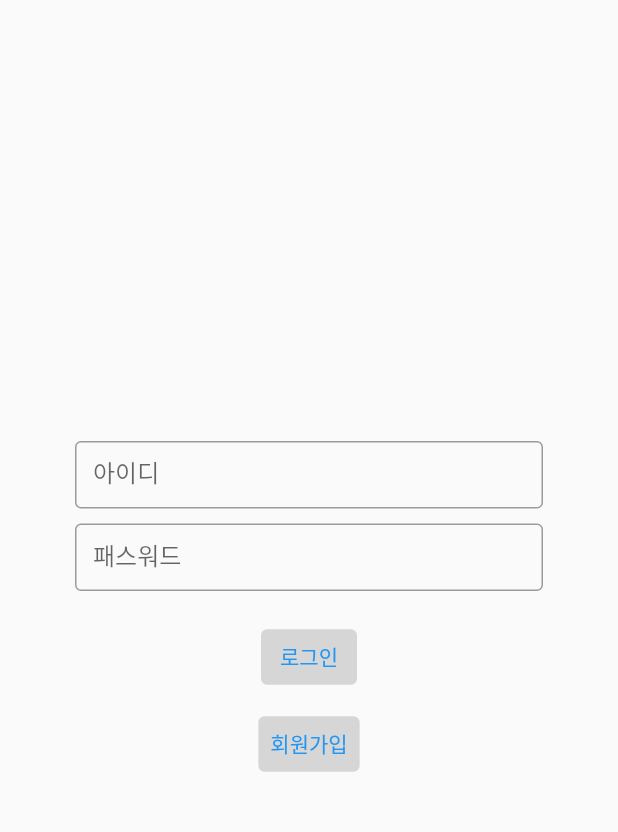
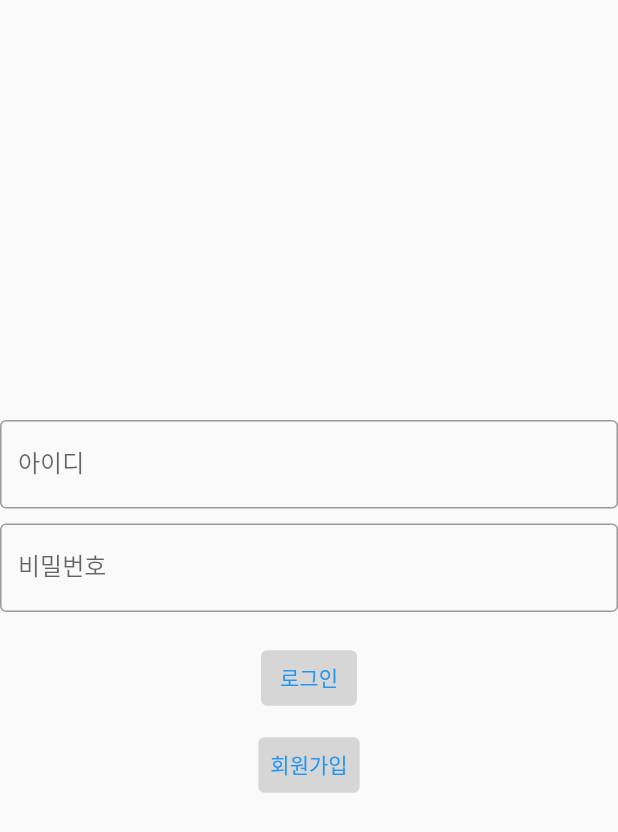
Before and after one commit to Wise-eun/Narda, a Flutter app: the screen it shows after launch, on a phone screen of 412 x 824 dp. Shown: the top 832 px of the screen. Run offline on Flutter 3.47's test engine with Material 2 defaults, Android fonts, the phone set to English and light mode, and no system bars; our stand-ins replace cloud_firestore, firebase_auth, firebase_core; missing offline and left inert: dart:js_interop, kakao_flutter_sdk_user; accounts and stored records are empty.

Commit message:
[Feat] 로그인 구현

```diff
--- a/lib/main.dart
+++ b/lib/main.dart
@@ -1,9 +1,12 @@
+import 'dart:js_interop';
+
 import 'package:flutter/material.dart';
 import 'package:speelow/main_screen.dart';
 import 'package:speelow/signup_screen.dart';
 import 'package:kakao_flutter_sdk_user/kakao_flutter_sdk_user.dart';
 import 'package:firebase_core/firebase_core.dart';
 import 'firebase_options.dart';
+import 'package:cloud_firestore/cloud_firestore.dart';
 
 
 void main() async {
@@ -12,9 +15,10 @@ void main() async {
   await Firebase.initializeApp(
     options: DefaultFirebaseOptions.currentPlatform,
   ); //얘때문에 main에 async 넣음
+
+
   runApp(const MyApp());
 }
-
 
 class MyApp extends StatelessWidget {
   const MyApp({super.key});
@@ -39,40 +43,66 @@ class Loginscreen extends StatefulWidget {
   _LoginscreenState createState() => _LoginscreenState();
 }
 
+
+
 class _LoginscreenState extends State<Loginscreen> {
+
+  final db = FirebaseFirestore.instance;
+
+  final TextEditingController _idController = TextEditingController(); //입력되는 값을 제어
+  final TextEditingController _pwController = TextEditingController();
+
+  Widget _userIdWidget(){
+    return TextFormField(
+      controller: _idController,
+      keyboardType: TextInputType.text,
+      decoration: const InputDecoration(
+        border: OutlineInputBorder(),
+        labelText: '아이디',
+      ),
+      autovalidateMode: AutovalidateMode.onUserInteraction,
+      validator: (String? value){
+        if (value!.isEmpty) {// == null or isEmpty
+          return '아이디를 입력해주세요.';
+        }
+        return null;
+      },
+    );
+  }
+
+  Widget _passwordWidget(){
+    return TextFormField(
+      controller: _pwController,
+      obscureText: true,
+      keyboardType: TextInputType.text,
+      decoration: const InputDecoration(
+        border: OutlineInputBorder(),
+        labelText: '비밀번호',
+      ),
+      autovalidateMode: AutovalidateMode.onUserInteraction,
+      validator: (String? value){
+        if (value!.isEmpty) {// == null or isEmpty
+          return '비밀번호를 입력해주세요.';
+        }
+        return null;
+      },
+    );
+  }
+
+
   @override
   Widget build(BuildContext context) {
     return Scaffold(
         body: Center(
-//tee
             child: Column(
               mainAxisAlignment: MainAxisAlignment.center,
               children: [
-                Container(
-                  height: 45,
-                  margin: EdgeInsets.only(left:50,right:50),
-                  child:    TextField(
-                    decoration: InputDecoration(
-                      border: OutlineInputBorder(),
-                      labelText: '아이디',
-                    ),
-                  ),
-                ),
-
-                SizedBox(
+                _userIdWidget(),
+                const SizedBox(
                   height: 10,
                 ),
-                Container(
-                  height: 45,
-                  margin: EdgeInsets.only(left:50,right:50),
-                  child:    TextField(
-                    decoration: InputDecoration(
-                      border: OutlineInputBorder(),
-                      labelText: '패스워드',
-                    ),
-                  ),
-                ),
-                SizedBox(
+                _passwordWidget(),
+                const SizedBox(
                   height: 20,
                 ),
                 TextButton(
@@ -81,13 +111,36 @@ class _LoginscreenState extends State<Loginscreen> {
                     ),
 
                     onPressed: (){
-                      Navigator.push(
-                        context,
-                        MaterialPageRoute(builder: (context) => const MainScreen()),
+                      // final user = FirebaseFirestore.instance.collection("user").doc("vxO6VnTgUA9zwRPUdq53");
+                      // user.update({"phone_num":"x"});
+                      db.collection("user").where("id", isEqualTo: _idController.text).where("pw", isEqualTo: _pwController.text).get().then(
+                            (querySnapshot) {
+                          for (var docSnapshot in querySnapshot.docs) {
+                            print('${docSnapshot.id}');
+                          }
+                          if(querySnapshot.size!=0){
+                            //로그인 성공 시
+                            Navigator.push(
+                              context,
+                              MaterialPageRoute(builder: (context) => const MainScreen()),
+                            );
+                          }
+                          else{
+                            //로그인 실패 시 실패 팝업 띄우기
+                            String message = '사용자가 존재하지 않습니다.';
+                            ScaffoldMessenger.of(context).showSnackBar(
+                              SnackBar(
+                                content: Text(message),
+                                backgroundColor: Colors.deepOrange,
+                              ),
+                            );
+                          }
+                        },
+                        onError: (e) => print("Error completing: $e"),
                       );
                     },
                     child: Text('로그인')),
-                SizedBox(
+                const SizedBox(
                   height: 10,
                 ),
                 TextButton(
@@ -95,17 +148,17 @@ class _LoginscreenState extends State<Loginscreen> {
                         backgroundColor:  MaterialStateProperty.all(Colors.grey[350])
                     ),
                     onPressed: (){
+
                       Navigator.push(
                         context,
                         MaterialPageRoute(builder: (context) =>  SignupScreen()),
                       );},
                     child: Text('회원가입')),
-                SizedBox(
+                const SizedBox(
                   height: 10,
                 ),
               ],
             )
-
         )
     );
   }
```
